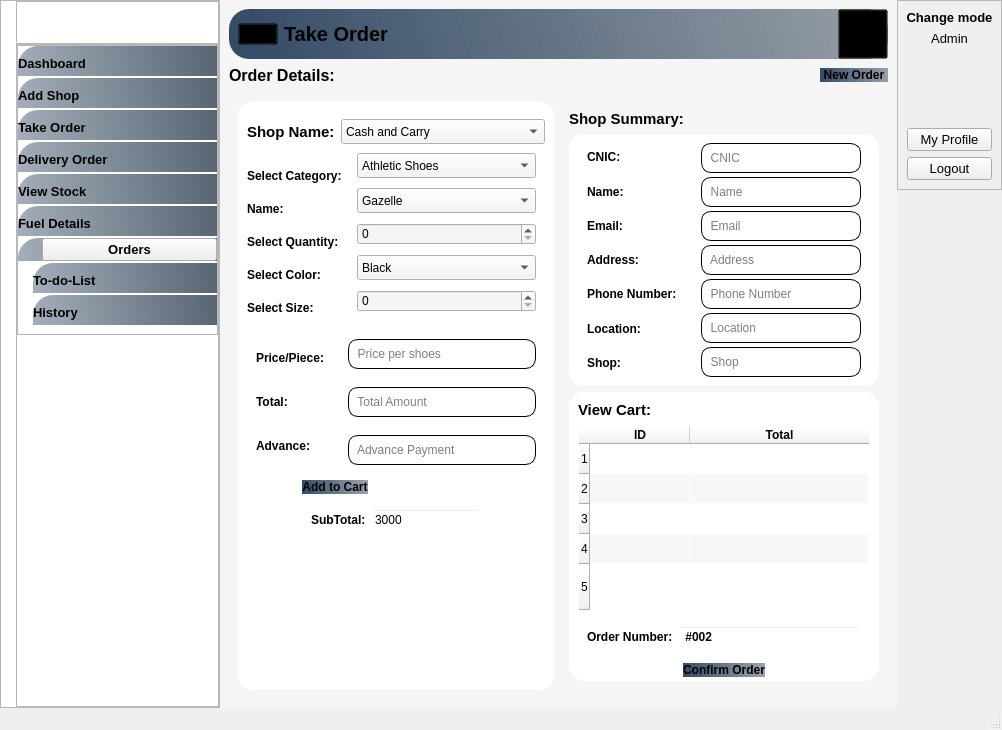
The window that Rider.ui (mukarramdaniel/Distribution-System_Python) describes before a commit, drawn with Qt 5.
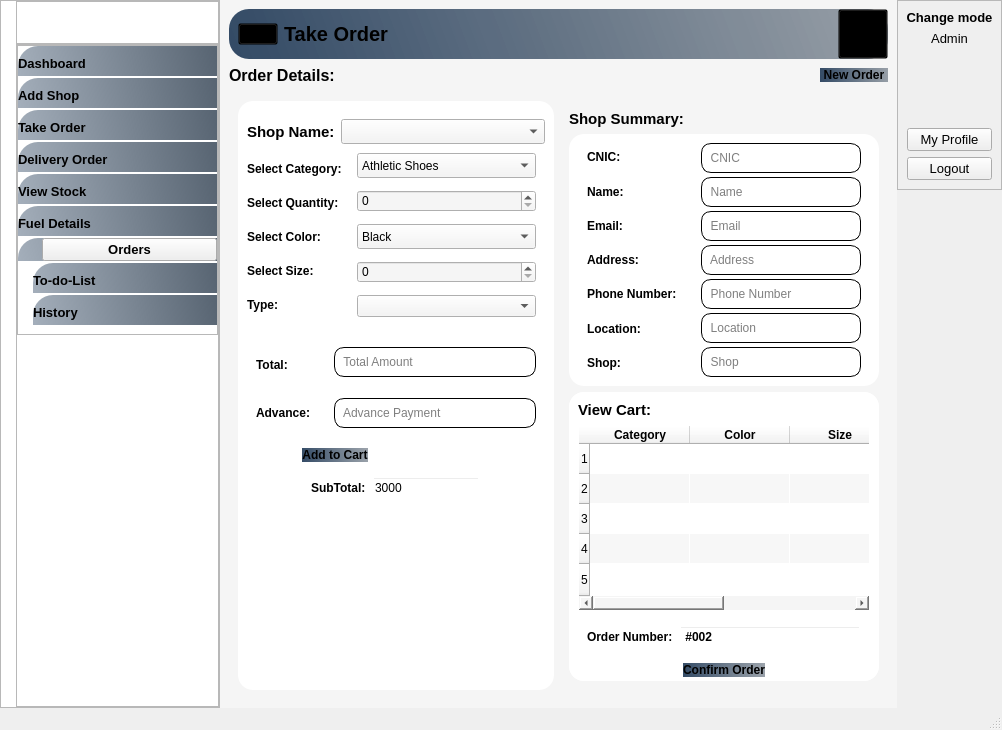
The same window after the commit. The open tabs and pages were chosen to show the change. Icons and pictures are not drawn.

What changed in the file:
```diff
--- a/Rider.ui
+++ b/Rider.ui
@@ -1530,11 +1530,6 @@
                         <height>25</height>
                        </size>
                       </property>
-                      <item>
-                       <property name="text">
-                        <string>Cash and Carry</string>
-                       </property>
-                      </item>
                      </widget>
                     </item>
                    </layout>
@@ -1561,11 +1556,11 @@
                     <property name="bottomMargin">
                      <number>0</number>
                     </property>
-                    <item>
+                    <item alignment="Qt::AlignTop">
                      <widget class="QWidget" name="widget_34" native="true">
                       <layout class="QVBoxLayout" name="verticalLayout_25">
                        <property name="spacing">
-                        <number>6</number>
+                        <number>20</number>
                        </property>
                        <property name="leftMargin">
                         <number>0</number>
@@ -1592,19 +1587,6 @@
                          </property>
                         </widget>
                        </item>
-                       <item>
-                        <widget class="QLabel" name="label_36">
-                         <property name="font">
-                          <font>
-                           <weight>75</weight>
-                           <bold>true</bold>
-                          </font>
-                         </property>
-                         <property name="text">
-                          <string>Name:</string>
-                         </property>
-                        </widget>
-                       </item>
                        <item>
                         <widget class="QLabel" name="label_35">
                          <property name="font">
@@ -1644,6 +1626,19 @@
                          </property>
                         </widget>
                        </item>
+                       <item>
+                        <widget class="QLabel" name="Type">
+                         <property name="font">
+                          <font>
+                           <weight>75</weight>
+                           <bold>true</bold>
+                          </font>
+                         </property>
+                         <property name="text">
+                          <string>Type:</string>
+                         </property>
+                        </widget>
+                       </item>
                       </layout>
                      </widget>
                     </item>
@@ -1651,7 +1646,7 @@
                      <widget class="QWidget" name="widget_35" native="true">
                       <layout class="QVBoxLayout" name="verticalLayout_26">
                        <property name="spacing">
-                        <number>10</number>
+                        <number>12</number>
                        </property>
                        <property name="topMargin">
                         <number>0</number>
@@ -1685,21 +1680,6 @@
                          </item>
                         </widget>
                        </item>
-                       <item>
-                        <widget class="QComboBox" name="cmb_Name">
-                         <property name="minimumSize">
-                          <size>
-                           <width>0</width>
-                           <height>25</height>
-                          </size>
-                         </property>
-                         <item>
-                          <property name="text">
-                           <string>Gazelle</string>
-                          </property>
-                         </item>
-                        </widget>
-                       </item>
                        <item>
                         <widget class="QSpinBox" name="spb_Quantity_2">
                          <property name="minimumSize">
@@ -1740,6 +1720,16 @@
                          </property>
                         </widget>
                        </item>
+                       <item>
+                        <widget class="QComboBox" name="cmb_type">
+                         <property name="minimumSize">
+                          <size>
+                           <width>0</width>
+                           <height>20</height>
+                          </size>
+                         </property>
+                        </widget>
+                       </item>
                       </layout>
                      </widget>
                     </item>
@@ -1779,19 +1769,6 @@
                        <item>
                         <widget class="QWidget" name="widget_38" native="true">
                          <layout class="QVBoxLayout" name="verticalLayout_28">
-                          <item>
-                           <widget class="QLabel" name="label_39">
-                            <property name="font">
-                             <font>
-                              <weight>75</weight>
-                              <bold>true</bold>
-                             </font>
-                            </property>
-                            <property name="text">
-                             <string>Price/Piece:</string>
-                            </property>
-                           </widget>
-                          </item>
                           <item>
                            <widget class="QLabel" name="label_40">
                             <property name="font">
@@ -1827,25 +1804,6 @@
                           <property name="spacing">
                            <number>18</number>
                           </property>
-                          <item>
-                           <widget class="QLineEdit" name="txt_Price">
-                            <property name="minimumSize">
-                             <size>
-                              <width>0</width>
-                              <height>30</height>
-                             </size>
-                            </property>
-                            <property name="maximumSize">
-                             <size>
-                              <width>400</width>
-                              <height>16777215</height>
-                             </size>
-                            </property>
-                            <property name="placeholderText">
-                             <string>  Price per shoes</string>
-                            </property>
-                           </widget>
-                          </item>
                           <item>
                            <widget class="QLineEdit" name="txt_Total">
                             <property name="minimumSize">
@@ -2306,7 +2264,7 @@
                          <row/>
                          <column>
                           <property name="text">
-                           <string>ID</string>
+                           <string>Category</string>
                           </property>
                           <property name="font">
                            <font>
@@ -2317,7 +2275,29 @@
                          </column>
                          <column>
                           <property name="text">
-                           <string>Total</string>
+                           <string>Color</string>
+                          </property>
+                          <property name="font">
+                           <font>
+                            <weight>75</weight>
+                            <bold>true</bold>
+                           </font>
+                          </property>
+                         </column>
+                         <column>
+                          <property name="text">
+                           <string>Size</string>
+                          </property>
+                          <property name="font">
+                           <font>
+                            <weight>75</weight>
+                            <bold>true</bold>
+                           </font>
+                          </property>
+                         </column>
+                         <column>
+                          <property name="text">
+                           <string>Price</string>
                           </property>
                           <property name="font">
                            <font>
```
Left out of the diff: 2 changed lines with no effect on the pictures.
